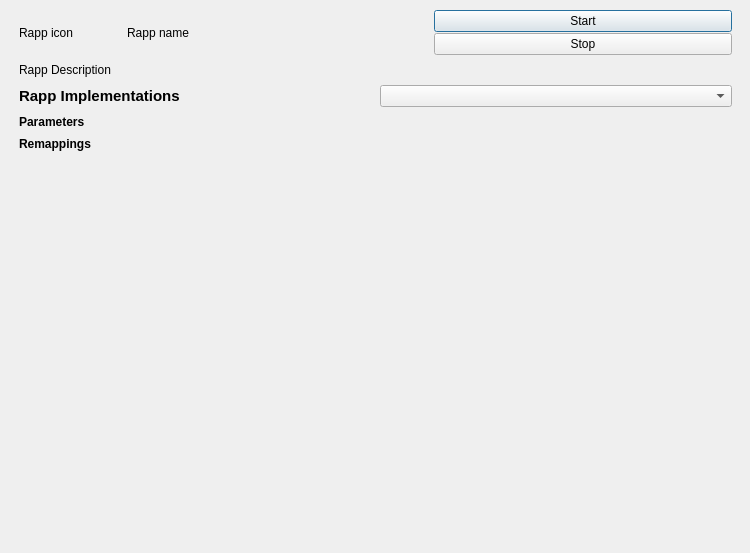
First picture: the form in rocon_qt_app_manager/ui/app_dialog.ui, repository robotics-in-concert/rocon_qt_gui, before the edit.
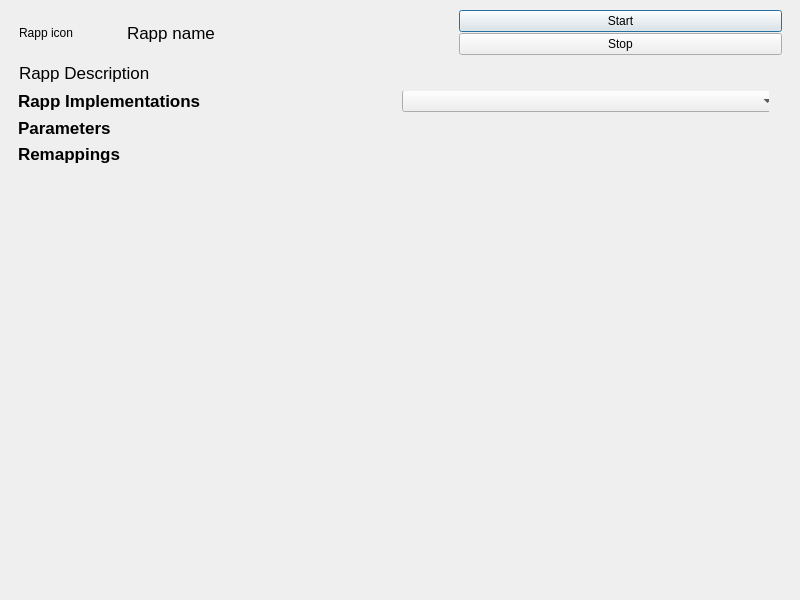
Second picture: the form after the edit.

Commit message: ui sortof look good

Patch:
```diff
--- a/rocon_qt_app_manager/ui/app_dialog.ui
+++ b/rocon_qt_app_manager/ui/app_dialog.ui
@@ -6,8 +6,8 @@
    <rect>
     <x>0</x>
     <y>0</y>
-    <width>750</width>
-    <height>553</height>
+    <width>800</width>
+    <height>600</height>
    </rect>
   </property>
   <property name="windowTitle">
@@ -18,16 +18,16 @@
     <rect>
      <x>10</x>
      <y>10</y>
-     <width>731</width>
-     <height>541</height>
+     <width>781</width>
+     <height>581</height>
     </rect>
    </property>
-   <layout class="QVBoxLayout" name="verticalLayout">
+   <layout class="QVBoxLayout" name="verticalLayout" stretch="0,0,0">
     <property name="spacing">
      <number>8</number>
     </property>
     <property name="sizeConstraint">
-     <enum>QLayout::SetDefaultConstraint</enum>
+     <enum>QLayout::SetMaximumSize</enum>
     </property>
     <property name="leftMargin">
      <number>9</number>
@@ -64,6 +64,11 @@
       </item>
       <item>
        <widget class="QLabel" name="rapp_name">
+        <property name="font">
+         <font>
+          <pointsize>13</pointsize>
+         </font>
+        </property>
         <property name="text">
          <string>Rapp name</string>
         </property>
@@ -100,18 +105,83 @@
         <verstretch>0</verstretch>
        </sizepolicy>
       </property>
+      <property name="font">
+       <font>
+        <pointsize>13</pointsize>
+       </font>
+      </property>
       <property name="text">
        <string>Rapp Description</string>
       </property>
      </widget>
     </item>
     <item>
+     <widget class="QScrollArea" name="scrollArea">
+      <property name="enabled">
+       <bool>true</bool>
+      </property>
+      <property name="sizeIncrement">
+       <size>
+        <width>0</width>
+        <height>-1</height>
+       </size>
+      </property>
+      <property name="acceptDrops">
+       <bool>false</bool>
+      </property>
+      <property name="frameShape">
+       <enum>QFrame::NoFrame</enum>
+      </property>
+      <property name="lineWidth">
+       <number>1</number>
+      </property>
+      <property name="verticalScrollBarPolicy">
+       <enum>Qt::ScrollBarAsNeeded</enum>
+      </property>
+      <property name="horizontalScrollBarPolicy">
+       <enum>Qt::ScrollBarAlwaysOff</enum>
+      </property>
+      <property name="widgetResizable">
+       <bool>false</bool>
+      </property>
+      <widget class="QWidget" name="scrollAreaWidgetContents">
+       <property name="geometry">
+        <rect>
+         <x>0</x>
+         <y>0</y>
+         <width>750</width>
+         <height>438</height>
+        </rect>
+       </property>
+       <property name="sizePolicy">
+        <sizepolicy hsizetype="Preferred" vsizetype="Preferred">
+         <horstretch>0</horstretch>
+         <verstretch>0</verstretch>
+        </sizepolicy>
+       </property>
+       <property name="acceptDrops">
+        <bool>true</bool>
+       </property>
+       <widget class="QWidget" name="verticalLayoutWidget_2">
+        <property name="geometry">
+         <rect>
+          <x>-1</x>
+          <y>-1</y>
+          <width>761</width>
+          <height>441</height>
+         </rect>
+        </property>
+        <layout class="QVBoxLayout" name="verticalLayout_3" stretch="0,0,0,0,0,0">
+         <property name="sizeConstraint">
+          <enum>QLayout::SetMaximumSize</enum>
+         </property>
+         <item>
      <layout class="QHBoxLayout" name="horizontalLayout_3">
       <item>
        <widget class="QLabel" name="rapp_impls_label">
         <property name="font">
          <font>
-          <pointsize>11</pointsize>
+               <pointsize>13</pointsize>
           <weight>75</weight>
           <bold>true</bold>
          </font>
@@ -130,6 +200,7 @@
      <widget class="QLabel" name="parameter_label">
       <property name="font">
        <font>
+             <pointsize>13</pointsize>
         <weight>75</weight>
         <bold>true</bold>
        </font>
@@ -146,6 +217,7 @@
      <widget class="QLabel" name="remapping_label">
       <property name="font">
        <font>
+             <pointsize>13</pointsize>
         <weight>75</weight>
         <bold>true</bold>
        </font>
@@ -170,6 +242,11 @@
        </size>
       </property>
      </spacer>
+         </item>
+        </layout>
+       </widget>
+      </widget>
+     </widget>
     </item>
    </layout>
   </widget>
```
Left out of the diff: 17 changed lines with no effect on the pictures. Lines whose indentation alone changed are shown as unchanged. The commit also changes 3 other files.
